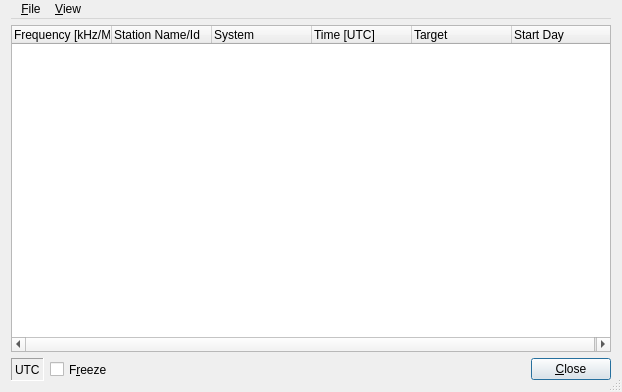
mmjee/dream-patched, file dream/src/GUI-QT/LiveScheduleWindow.ui: the form before one commit.
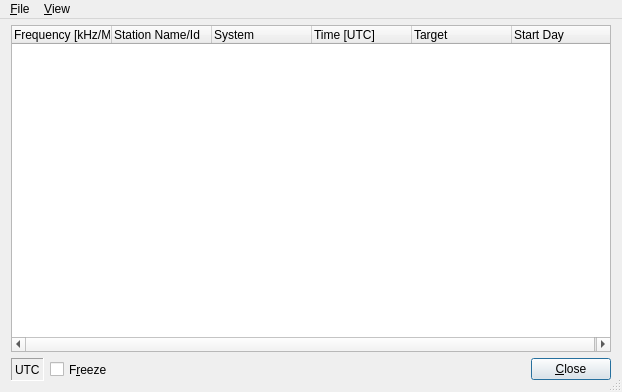
The form after the commit. Icons and pictures are not drawn.

```diff
--- a/dream/src/GUI-QT/LiveScheduleWindow.ui
+++ b/dream/src/GUI-QT/LiveScheduleWindow.ui
@@ -20,8 +20,11 @@
   <property name="sizeGripEnabled">
    <bool>true</bool>
   </property>
-  <layout class="QVBoxLayout" name="verticalLayout">
-   <property name="topMargin">
+  <layout class="QVBoxLayout" name="verticalLayout_2">
+   <property name="spacing">
+    <number>0</number>
+   </property>
+   <property name="margin">
     <number>0</number>
    </property>
    <item>
@@ -54,6 +57,23 @@
     </widget>
    </item>
    <item>
+    <layout class="QVBoxLayout" name="verticalLayout">
+     <property name="spacing">
+      <number>6</number>
+     </property>
+     <property name="leftMargin">
+      <number>11</number>
+     </property>
+     <property name="topMargin">
+      <number>6</number>
+     </property>
+     <property name="rightMargin">
+      <number>11</number>
+     </property>
+     <property name="bottomMargin">
+      <number>11</number>
+     </property>
+     <item>
     <widget class="QTreeWidget" name="ListViewStations">
      <property name="sizePolicy">
       <sizepolicy hsizetype="Expanding" vsizetype="Expanding">
@@ -180,6 +200,8 @@
     </layout>
    </item>
   </layout>
+   </item>
+  </layout>
   <action name="actionShowOnlyActiveStations">
    <property name="checkable">
     <bool>true</bool>
```
Left out of the diff: 9 changed lines with no effect on the pictures. Lines whose indentation alone changed are shown as unchanged.
